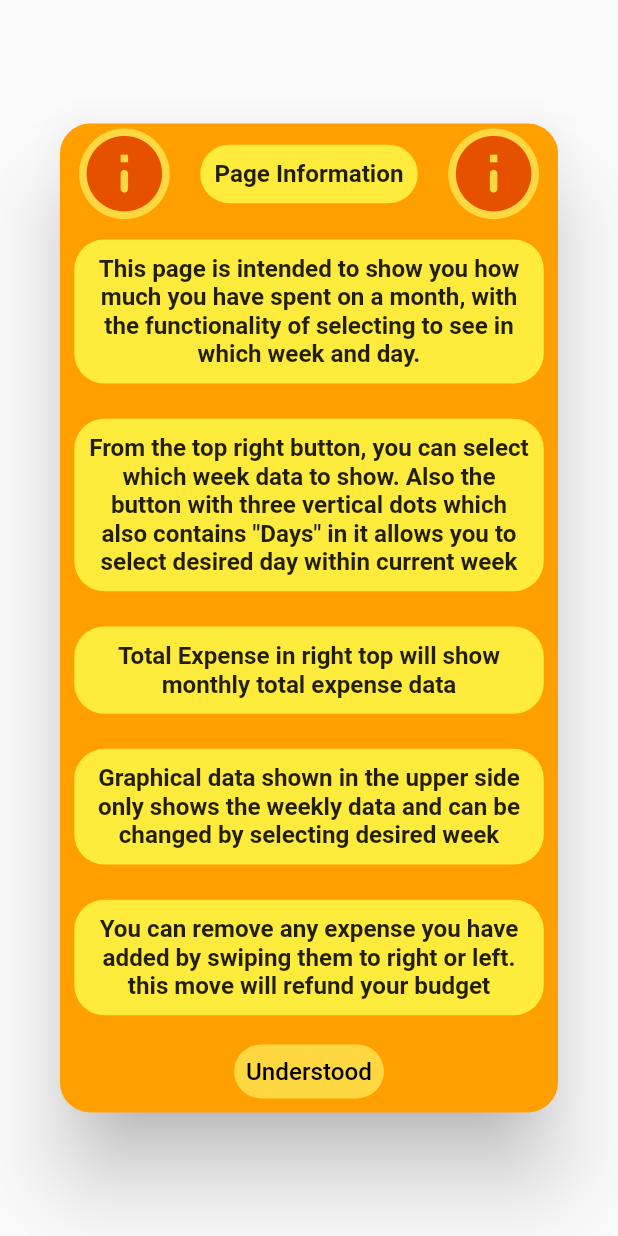
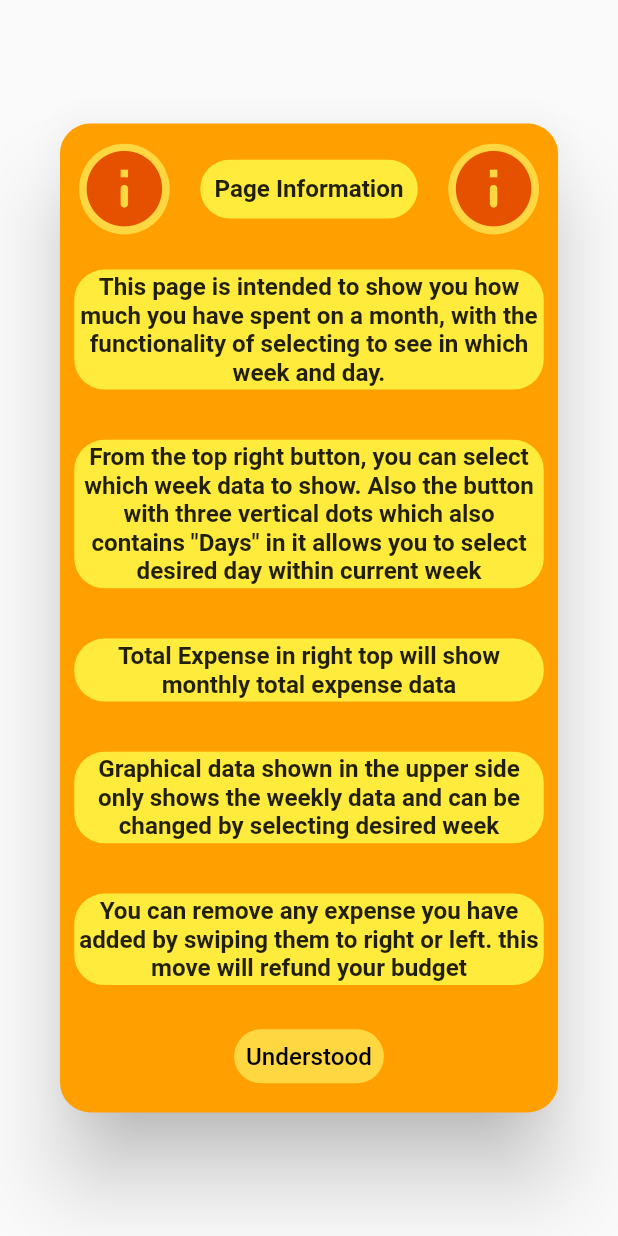
Before and after one commit to MermertH/economiser, a Flutter app: the InformativeDialog widget shown alone on an empty page, opened directly, on a phone screen of 412 x 824 dp. Run offline on Flutter 3.47's test engine with Material 2 defaults, Android fonts, the light colour scheme and no system bars; our stand-ins replace cloud_firestore, firebase_auth, firebase_core, jiffy; accounts and stored records are empty.

Commit message:
done for now

```diff
--- a/lib/AnalyzingPage/AnalyzeShowcase.dart
+++ b/lib/AnalyzingPage/AnalyzeShowcase.dart
@@ -123,13 +123,11 @@ class _AnalyzeShowcaseState extends State<AnalyzeShowcase> {
                                     child: Text('...Loading...'),
                                   );
                                 }
-                                return FittedBox(
-                                  child: Text(
-                                    'Total Expense: ${getTheCostOfTheMonth(snapshot)}\$',
-                                    style: TextStyle(
-                                        fontSize: maxHeight * 0.0196,
-                                        fontWeight: FontWeight.bold),
-                                  ),
+                                return Text(
+                                  'Total Expense: ${getTheCostOfTheMonth(snapshot)}\$',
+                                  style: TextStyle(
+                                      fontSize: maxHeight * 0.0147,
+                                      fontWeight: FontWeight.bold),
                                 );
                               }),
                         ),
--- a/lib/PopUps/informative_dialog.dart
+++ b/lib/PopUps/informative_dialog.dart
@@ -82,10 +82,7 @@ class InformativeDialog extends StatelessWidget {
                   borderRadius: BorderRadius.circular(20),
                 ),
                 child: Padding(
-                  padding: EdgeInsets.symmetric(
-                    vertical: maxHeight * 0.0122,
-                    horizontal: maxWidth * 0.0231,
-                  ), // 10
+                  padding: const EdgeInsets.all(2.0),
                   child: Text(
                     'This page is intended to show you how much you have spent on a month, '
                     'with the functionality of selecting to see in which week and day.',
@@ -109,10 +106,7 @@ class InformativeDialog extends StatelessWidget {
                   borderRadius: BorderRadius.circular(20),
                 ),
                 child: Padding(
-                  padding: EdgeInsets.symmetric(
-                    vertical: maxHeight * 0.0122,
-                    horizontal: maxWidth * 0.0231,
-                  ), //10
+                  padding: const EdgeInsets.all(2.0),
                   child: Text(
                     'From the top right button, you can select which week data to show. '
                     'Also the button with three vertical dots which also contains "Days" in it allows you to '
@@ -137,10 +131,7 @@ class InformativeDialog extends StatelessWidget {
                   borderRadius: BorderRadius.circular(20),
                 ),
                 child: Padding(
-                  padding: EdgeInsets.symmetric(
-                    vertical: maxHeight * 0.0122,
-                    horizontal: maxWidth * 0.0231,
-                  ), //10
+                  padding: const EdgeInsets.all(2.0),
                   child: Text(
                     'Total Expense in right top will show monthly total expense data',
                     textAlign: TextAlign.center,
@@ -163,10 +154,7 @@ class InformativeDialog extends StatelessWidget {
                   borderRadius: BorderRadius.circular(20),
                 ),
                 child: Padding(
-                  padding: EdgeInsets.symmetric(
-                    vertical: maxHeight * 0.0122,
-                    horizontal: maxWidth * 0.0231,
-                  ), // 10
+                  padding: const EdgeInsets.all(2.0),
                   child: Text(
                     'Graphical data shown in the upper side only shows the weekly data and can be changed '
                     'by selecting desired week',
@@ -190,10 +178,7 @@ class InformativeDialog extends StatelessWidget {
                   borderRadius: BorderRadius.circular(20),
                 ),
                 child: Padding(
-                  padding: EdgeInsets.symmetric(
-                    vertical: maxHeight * 0.0122,
-                    horizontal: maxWidth * 0.0231,
-                  ), //10
+                  padding: const EdgeInsets.all(2.0),
                   child: Text(
                     'You can remove any expense you have added by swiping them to right or left. '
                     'this move will refund your budget',
```
